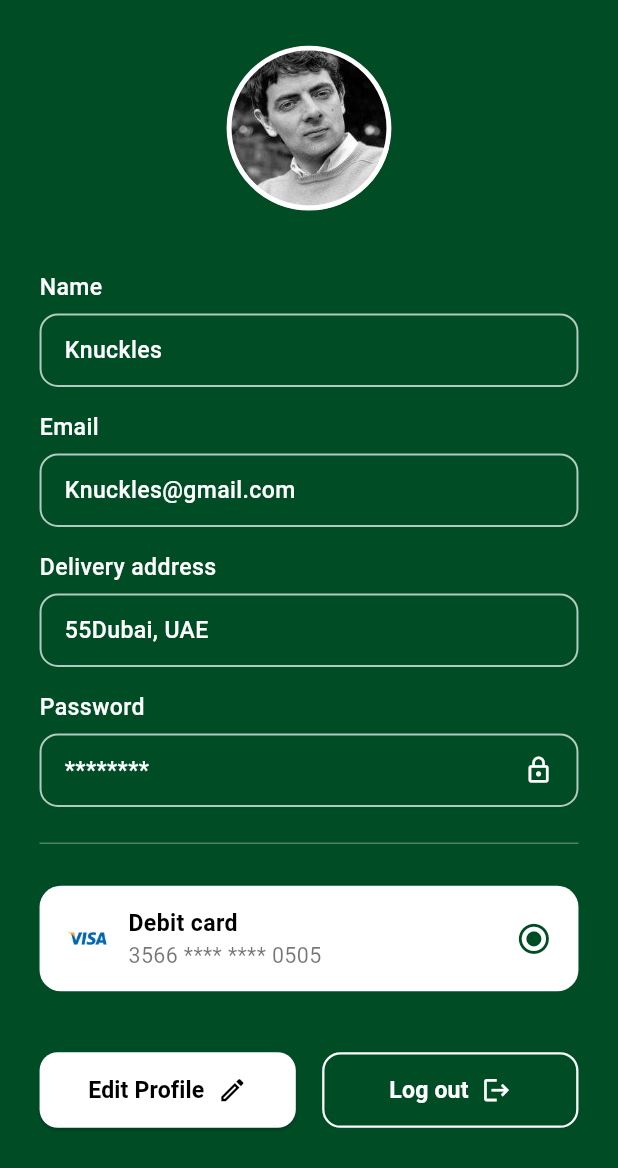
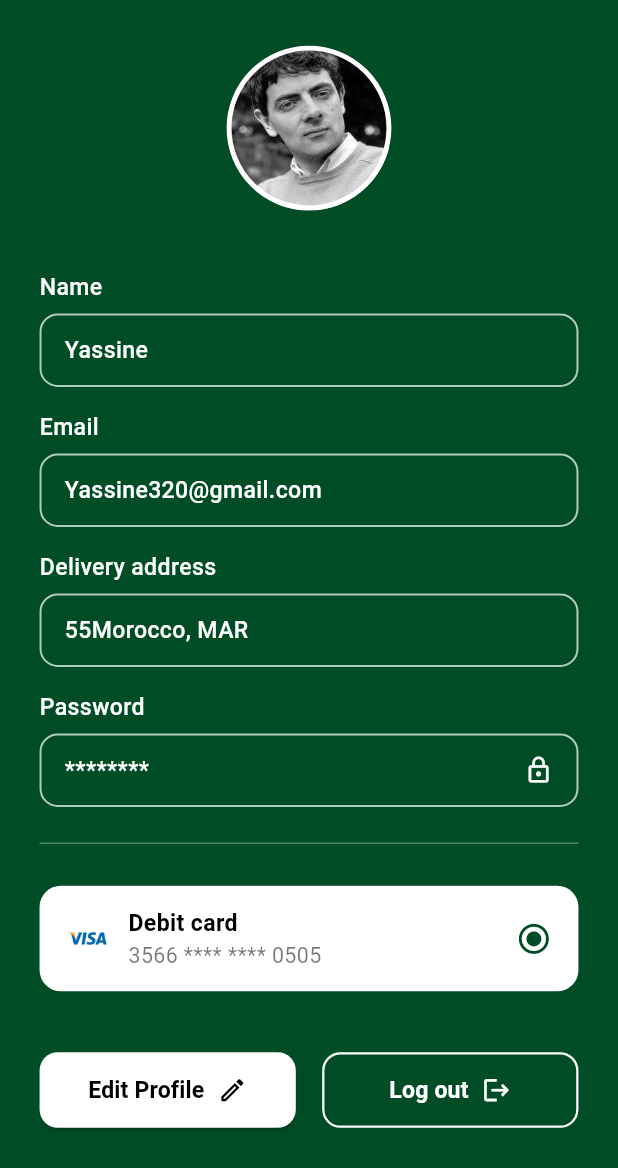
Before and after one commit to YassineDvP25/hungry, a Flutter app: the ProfileScreen screen opened by its route, on a phone screen of 412 x 824 dp. Shown: the top 1168 px of the screen. Run offline on Flutter 3.47's test engine with Material 3 defaults, Android fonts, the phone set to English and light mode, and no system bars; our stand-ins replace flutter_screenutil, flutter_svg, gap.

Commit message:
some modifications

```diff
--- a/lib/features/profile/view/profile_view.dart
+++ b/lib/features/profile/view/profile_view.dart
@@ -32,15 +32,15 @@ class ProfileScreen extends StatelessWidget {
             Gap(40.h),
 
             /// ===== Name =====
-            _buildProfileField(label: "Name", value: "Knuckles"),
+            _buildProfileField(label: "Name", value: "Yassine"),
             Gap(16.h),
 
             /// ===== Email =====
-            _buildProfileField(label: "Email", value: "Knuckles@gmail.com"),
+            _buildProfileField(label: "Email", value: "Yassine320@gmail.com"),
             Gap(16.h),
 
             /// ===== Address =====
-            _buildProfileField(label: "Delivery address", value: "55Dubai, UAE"),
+            _buildProfileField(label: "Delivery address", value: "55Morocco, MAR"),
             Gap(16.h),
 
             /// ===== Password =====
```
Also changed, not shown: lib/features/cart/view/cart_screen.dart (+13 -34 lines).
